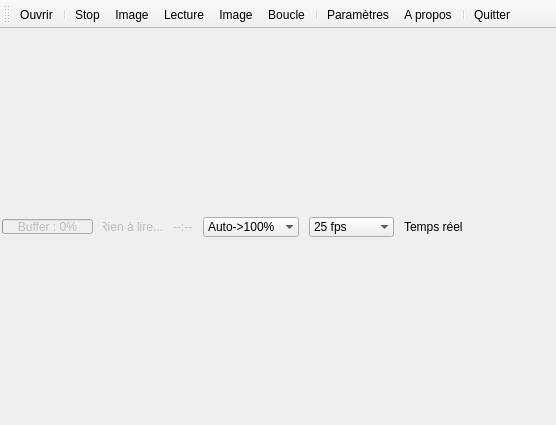
First picture: the form in src/mainwindow.ui, repository RxLaboratory/Dufrap, before the edit.
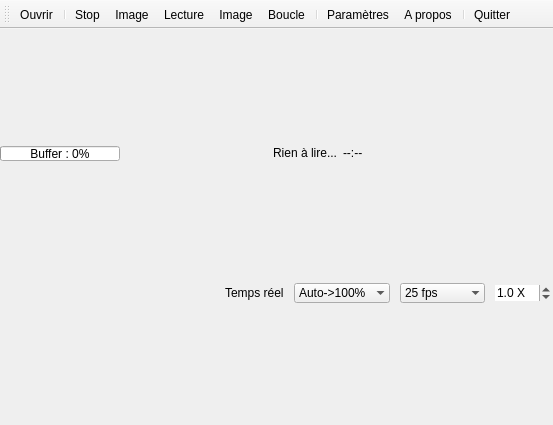
Second picture: the form after the edit. Icons and pictures are not drawn.

The edit to the form file:
```diff
--- a/src/mainwindow.ui
+++ b/src/mainwindow.ui
@@ -6,7 +6,7 @@
    <rect>
     <x>0</x>
     <y>0</y>
-    <width>540</width>
+    <width>553</width>
     <height>425</height>
    </rect>
   </property>
@@ -47,50 +47,7 @@
      <number>0</number>
     </property>
     <item>
-     <widget class="QWidget" name="playWidget" native="true">
-      <property name="sizePolicy">
-       <sizepolicy hsizetype="Preferred" vsizetype="Fixed">
-        <horstretch>0</horstretch>
-        <verstretch>0</verstretch>
-       </sizepolicy>
-      </property>
-      <layout class="QHBoxLayout" name="horizontalLayout_3">
-       <property name="spacing">
-        <number>10</number>
-       </property>
-       <property name="leftMargin">
-        <number>2</number>
-       </property>
-       <property name="topMargin">
-        <number>5</number>
-       </property>
-       <property name="rightMargin">
-        <number>2</number>
-       </property>
-       <property name="bottomMargin">
-        <number>5</number>
-       </property>
-       <item>
-        <widget class="QWidget" name="playControls" native="true">
-         <property name="enabled">
-          <bool>false</bool>
-         </property>
-         <layout class="QHBoxLayout" name="playControlsLayout_1">
-          <property name="spacing">
-           <number>10</number>
-          </property>
-          <property name="leftMargin">
-           <number>0</number>
-          </property>
-          <property name="topMargin">
-           <number>0</number>
-          </property>
-          <property name="rightMargin">
-           <number>0</number>
-          </property>
-          <property name="bottomMargin">
-           <number>0</number>
-          </property>
+     <layout class="QHBoxLayout" name="horizontalLayout_2">
           <item>
            <widget class="QProgressBar" name="bufferBar">
             <property name="maximumSize">
@@ -153,26 +110,57 @@
            </widget>
           </item>
          </layout>
-        </widget>
        </item>
        <item>
-        <widget class="QWidget" name="volumeWidget" native="true">
-         <layout class="QHBoxLayout" name="horizontalLayout">
+     <widget class="QWidget" name="playWidget" native="true">
+      <property name="sizePolicy">
+       <sizepolicy hsizetype="Preferred" vsizetype="Fixed">
+        <horstretch>0</horstretch>
+        <verstretch>0</verstretch>
+       </sizepolicy>
+      </property>
+      <layout class="QHBoxLayout" name="horizontalLayout_3">
           <property name="spacing">
            <number>10</number>
           </property>
           <property name="leftMargin">
-           <number>0</number>
+        <number>2</number>
           </property>
           <property name="topMargin">
-           <number>0</number>
+        <number>5</number>
           </property>
           <property name="rightMargin">
-           <number>0</number>
+        <number>2</number>
           </property>
           <property name="bottomMargin">
-           <number>0</number>
-          </property>
+        <number>5</number>
+       </property>
+       <item>
+        <spacer name="horizontalSpacer">
+         <property name="orientation">
+          <enum>Qt::Horizontal</enum>
+         </property>
+         <property name="sizeHint" stdset="0">
+          <size>
+           <width>40</width>
+           <height>20</height>
+          </size>
+         </property>
+        </spacer>
+       </item>
+       <item>
+        <widget class="QLabel" name="statusLabel">
+         <property name="minimumSize">
+          <size>
+           <width>0</width>
+           <height>0</height>
+          </size>
+         </property>
+         <property name="text">
+          <string>Temps réel</string>
+         </property>
+        </widget>
+       </item>
           <item>
            <widget class="QComboBox" name="zoomButton">
             <property name="currentIndex">
@@ -305,19 +293,34 @@
            </widget>
           </item>
           <item>
-           <widget class="QLabel" name="statusLabel">
-            <property name="minimumSize">
+        <widget class="QDoubleSpinBox" name="speedBox">
+         <property name="maximumSize">
              <size>
-              <width>150</width>
-              <height>0</height>
-             </size>
-            </property>
-            <property name="text">
-             <string>Temps réel</string>
-            </property>
-           </widget>
-          </item>
-         </layout>
+           <width>16777215</width>
+           <height>16</height>
+          </size>
+         </property>
+         <property name="frame">
+          <bool>false</bool>
+         </property>
+         <property name="suffix">
+          <string> X</string>
+         </property>
+         <property name="decimals">
+          <number>1</number>
+         </property>
+         <property name="minimum">
+          <double>0.100000000000000</double>
+         </property>
+         <property name="maximum">
+          <double>10.000000000000000</double>
+         </property>
+         <property name="singleStep">
+          <double>0.200000000000000</double>
+         </property>
+         <property name="value">
+          <double>1.000000000000000</double>
+         </property>
         </widget>
        </item>
       </layout>
```
Lines whose indentation alone changed are shown as unchanged.
